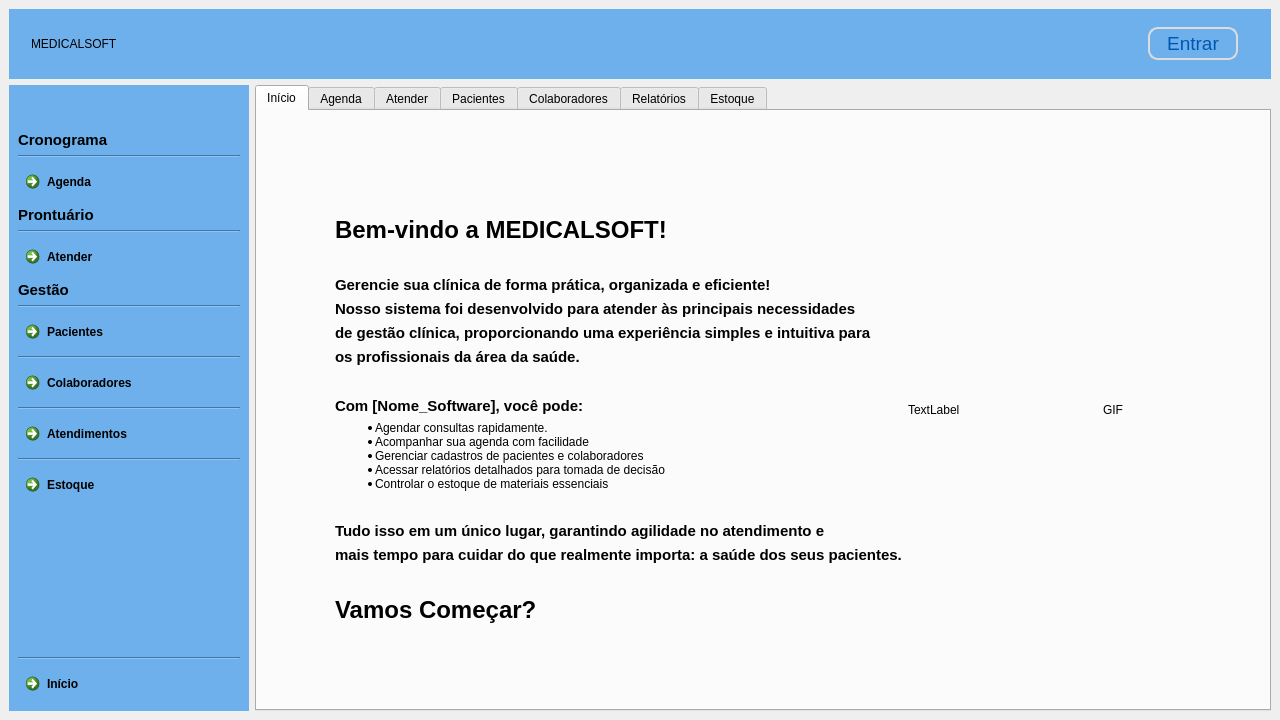
Before: the Qt Designer form clinica_cpp/mainwindow.ui in juander/Projeto_CPP, drawn with Qt 5.
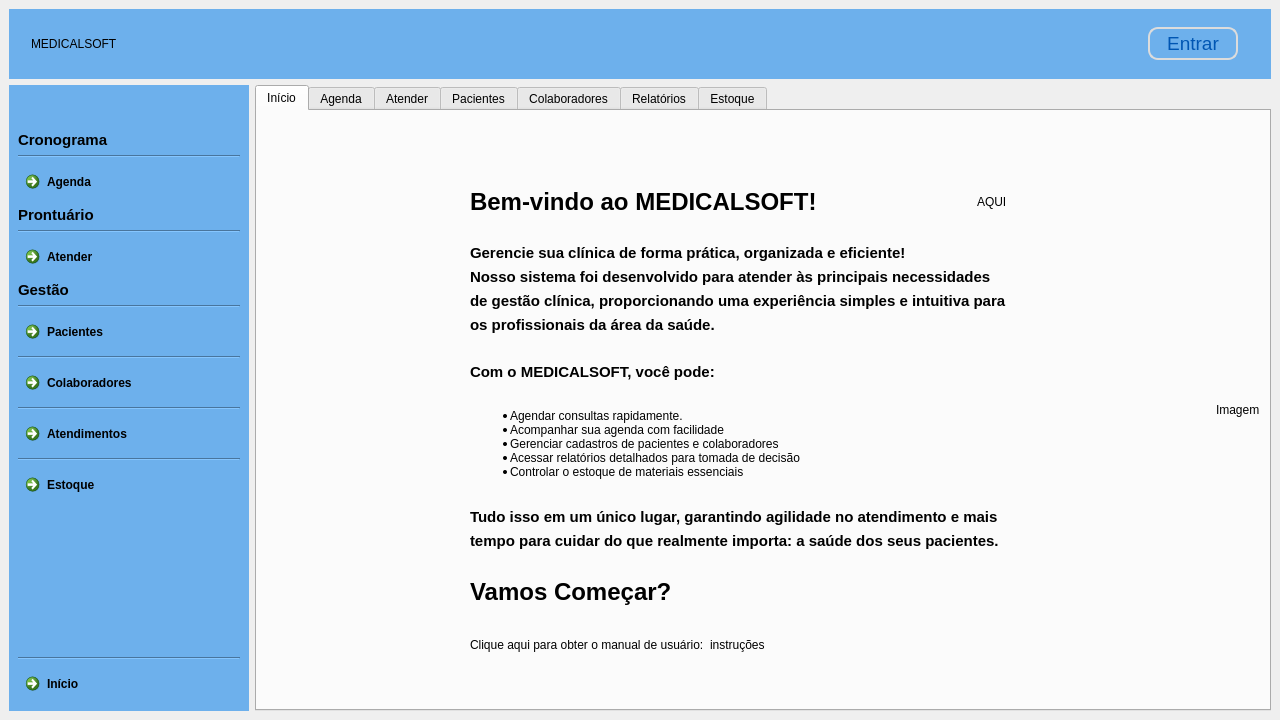
After: the same form once the commit is applied. Icons and pictures are not drawn.

```diff
--- a/clinica_cpp/mainwindow.ui
+++ b/clinica_cpp/mainwindow.ui
@@ -2780,24 +2780,35 @@
                  </spacer>
                 </item>
                 <item>
-                 <spacer name="horizontalSpacer_17">
-                  <property name="orientation">
-                   <enum>Qt::Orientation::Horizontal</enum>
-                  </property>
-                  <property name="sizeHint" stdset="0">
-                   <size>
-                    <width>40</width>
-                    <height>20</height>
-                   </size>
-                  </property>
-                 </spacer>
-                </item>
-                <item>
-                 <widget class="QLabel" name="label_9">
-                  <property name="text">
-                   <string>&lt;html&gt;&lt;head/&gt;&lt;body&gt;&lt;p&gt;&lt;span style=&quot; font-size:18pt; font-weight:700;&quot;&gt;Bem-vindo a MEDICALSOFT!&lt;/span&gt;&lt;/p&gt;&lt;/body&gt;&lt;/html&gt;</string>
-                  </property>
-                 </widget>
+                 <layout class="QHBoxLayout" name="horizontalLayout_23">
+                  <item>
+                   <widget class="QLabel" name="label_9">
+                    <property name="text">
+                     <string>&lt;html&gt;&lt;head/&gt;&lt;body&gt;&lt;p&gt;&lt;span style=&quot; font-size:18pt; font-weight:700;&quot;&gt;Bem-vindo ao MEDICALSOFT!&lt;/span&gt;&lt;/p&gt;&lt;/body&gt;&lt;/html&gt;</string>
+                    </property>
+                   </widget>
+                  </item>
+                  <item>
+                   <spacer name="horizontalSpacer_17">
+                    <property name="orientation">
+                     <enum>Qt::Orientation::Horizontal</enum>
+                    </property>
+                    <property name="sizeHint" stdset="0">
+                     <size>
+                      <width>40</width>
+                      <height>20</height>
+                     </size>
+                    </property>
+                   </spacer>
+                  </item>
+                  <item>
+                   <widget class="QLabel" name="labelGif">
+                    <property name="text">
+                     <string>AQUI</string>
+                    </property>
+                   </widget>
+                  </item>
+                 </layout>
                 </item>
                 <item>
                  <spacer name="verticalSpacer_7">
@@ -2856,10 +2867,23 @@
                 <item>
                  <widget class="QLabel" name="label_13">
                   <property name="text">
-                   <string>&lt;html&gt;&lt;head/&gt;&lt;body&gt;&lt;p&gt;&lt;span style=&quot; font-size:11pt; font-weight:500;&quot;&gt;Com [Nome_Software], você pode:&lt;/span&gt;&lt;/p&gt;&lt;/body&gt;&lt;/html&gt;</string>
+                   <string>&lt;html&gt;&lt;head/&gt;&lt;body&gt;&lt;p&gt;&lt;span style=&quot; font-size:11pt; font-weight:500;&quot;&gt;Com o MEDICALSOFT, você pode:&lt;/span&gt;&lt;/p&gt;&lt;/body&gt;&lt;/html&gt;</string>
                   </property>
                  </widget>
                 </item>
+                <item>
+                 <spacer name="verticalSpacer_23">
+                  <property name="orientation">
+                   <enum>Qt::Orientation::Vertical</enum>
+                  </property>
+                  <property name="sizeHint" stdset="0">
+                   <size>
+                    <width>20</width>
+                    <height>40</height>
+                   </size>
+                  </property>
+                 </spacer>
+                </item>
                 <item>
                  <widget class="QLabel" name="label_14">
                   <property name="text">
@@ -2883,14 +2907,14 @@
                 <item>
                  <widget class="QLabel" name="label_34">
                   <property name="text">
-                   <string>&lt;html&gt;&lt;head/&gt;&lt;body&gt;&lt;p&gt;&lt;span style=&quot; font-size:11pt; font-weight:500;&quot;&gt;Tudo isso em um único lugar, garantindo agilidade no atendimento e&lt;/span&gt;&lt;/p&gt;&lt;/body&gt;&lt;/html&gt;</string>
+                   <string>&lt;html&gt;&lt;head/&gt;&lt;body&gt;&lt;p&gt;&lt;span style=&quot; font-size:11pt; font-weight:500;&quot;&gt;Tudo isso em um único lugar, garantindo agilidade no atendimento e mais&lt;/span&gt;&lt;/p&gt;&lt;/body&gt;&lt;/html&gt;</string>
                   </property>
                  </widget>
                 </item>
                 <item>
                  <widget class="QLabel" name="label_35">
                   <property name="text">
-                   <string>&lt;html&gt;&lt;head/&gt;&lt;body&gt;&lt;p&gt;&lt;span style=&quot; font-size:11pt; font-weight:500;&quot;&gt;mais tempo para cuidar do que realmente importa: a saúde dos seus pacientes.&lt;/span&gt;&lt;/p&gt;&lt;/body&gt;&lt;/html&gt;</string>
+                   <string>&lt;html&gt;&lt;head/&gt;&lt;body&gt;&lt;p&gt;&lt;span style=&quot; font-size:11pt; font-weight:500;&quot;&gt;tempo para cuidar do que realmente importa: a saúde dos seus pacientes.&lt;/span&gt;&lt;/p&gt;&lt;/body&gt;&lt;/html&gt;</string>
                   </property>
                  </widget>
                 </item>
@@ -2927,6 +2951,37 @@
                   </property>
                  </spacer>
                 </item>
+                <item>
+                 <layout class="QHBoxLayout" name="horizontalLayout_16">
+                  <item>
+                   <widget class="QLabel" name="label_7">
+                    <property name="text">
+                     <string>Clique aqui para obter o manual de usuário:</string>
+                    </property>
+                   </widget>
+                  </item>
+                  <item>
+                   <widget class="QLabel" name="labelPdf">
+                    <property name="text">
+                     <string>instruções</string>
+                    </property>
+                   </widget>
+                  </item>
+                  <item>
+                   <spacer name="horizontalSpacer_18">
+                    <property name="orientation">
+                     <enum>Qt::Orientation::Horizontal</enum>
+                    </property>
+                    <property name="sizeHint" stdset="0">
+                     <size>
+                      <width>40</width>
+                      <height>20</height>
+                     </size>
+                    </property>
+                   </spacer>
+                  </item>
+                 </layout>
+                </item>
                 <item>
                  <spacer name="verticalSpacer_13">
                   <property name="orientation">
@@ -2956,11 +3011,7 @@
                </layout>
               </item>
               <item>
-               <widget class="QLabel" name="labelPdf">
-                <property name="text">
-                 <string>TextLabel</string>
-                </property>
-               </widget>
+               <layout class="QVBoxLayout" name="verticalLayout_24"/>
               </item>
               <item>
                <spacer name="horizontalSpacer_19">
@@ -2976,54 +3027,18 @@
                </spacer>
               </item>
               <item>
-               <spacer name="horizontalSpacer_7">
-                <property name="orientation">
-                 <enum>Qt::Orientation::Horizontal</enum>
+               <widget class="QLabel" name="imgInicial">
+                <property name="text">
+                 <string>Imagem</string>
                 </property>
-                <property name="sizeHint" stdset="0">
-                 <size>
-                  <width>40</width>
-                  <height>20</height>
-                 </size>
+                <property name="scaledContents">
+                 <bool>true</bool>
                 </property>
-               </spacer>
+               </widget>
               </item>
               <item>
                <layout class="QVBoxLayout" name="verticalLayout_8"/>
               </item>
-              <item>
-               <widget class="QLabel" name="labelGif">
-                <property name="text">
-                 <string>&lt;html&gt;&lt;head/&gt;&lt;body&gt;&lt;p&gt;GIF&lt;/p&gt;&lt;/body&gt;&lt;/html&gt;</string>
-                </property>
-               </widget>
-              </item>
-              <item>
-               <spacer name="horizontalSpacer_11">
-                <property name="orientation">
-                 <enum>Qt::Orientation::Horizontal</enum>
-                </property>
-                <property name="sizeHint" stdset="0">
-                 <size>
-                  <width>40</width>
-                  <height>20</height>
-                 </size>
-                </property>
-               </spacer>
-              </item>
-              <item>
-               <spacer name="horizontalSpacer_18">
-                <property name="orientation">
-                 <enum>Qt::Orientation::Horizontal</enum>
-                </property>
-                <property name="sizeHint" stdset="0">
-                 <size>
-                  <width>40</width>
-                  <height>20</height>
-                 </size>
-                </property>
-               </spacer>
-              </item>
              </layout>
             </item>
            </layout>
```
Left out of the diff: 4 changed lines with no effect on the pictures.
